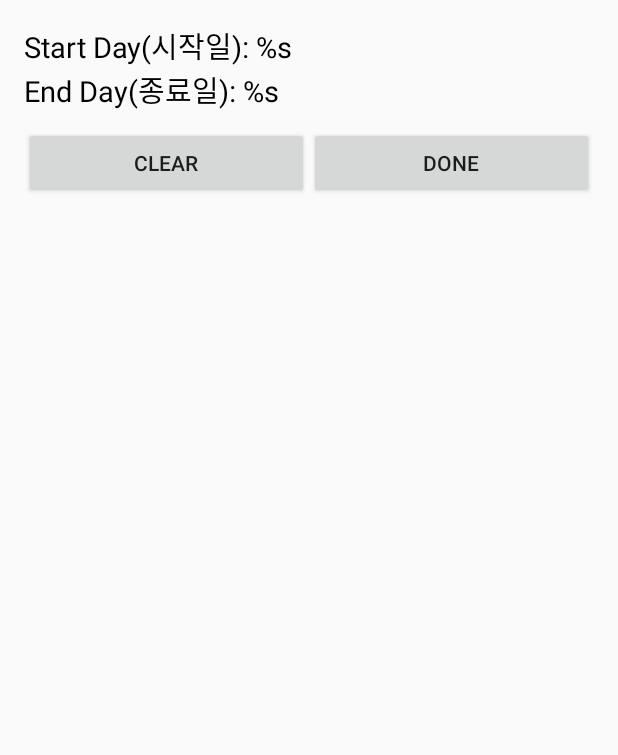
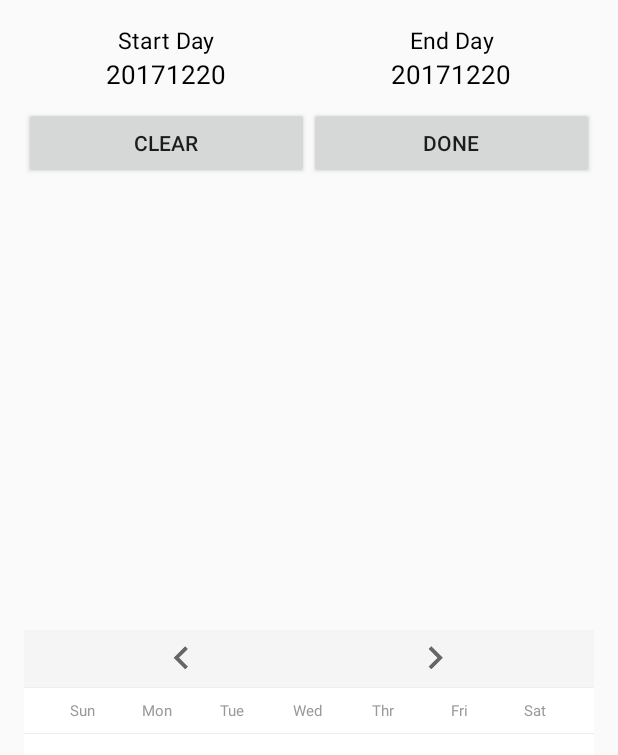
Before and after one commit to WindSekirun/SectionCalendarView, an Android app: the layout activity_sample.xml on its own in the app's theme, with its tools: preview values and no code run, on a phone screen of 412 x 824 dp. Shown: the top 755 px of the screen. Run offline under Robolectric (Android 15) with nearby library versions, the phone set to English and light mode, and no system bars.

Commit message:
implement ColorData

```diff
--- a/demo/build.gradle
+++ b/demo/build.gradle
@@ -30,4 +30,7 @@ dependencies {
     implementation "org.jetbrains.kotlin:kotlin-stdlib-jre7:$kotlin_version"
     implementation 'com.android.support:appcompat-v7:26.1.0'
     implementation project(':library')
+
+    implementation 'com.github.WindSekirun:RichUtilsKt:2.0.4'
+    implementation 'com.github.WindSekirun:PyxInjector:1.1.5'
 }
--- a/demo/src/main/res/layout/activity_sample.xml
+++ b/demo/src/main/res/layout/activity_sample.xml
@@ -6,42 +6,87 @@
     android:orientation="vertical"
     android:padding="16dp">
 
+    <LinearLayout
+        android:layout_width="match_parent"
+        android:layout_height="wrap_content"
+        android:orientation="horizontal">
+
+        <LinearLayout
+            android:layout_width="0dp"
+            android:layout_weight="1"
+            android:layout_height="wrap_content"
+            android:orientation="vertical">
+
+            <TextView
+                android:layout_width="match_parent"
+                android:layout_height="wrap_content"
+                android:textColor="#000"
+                android:gravity="center"
+                android:textSize="15sp"
+                android:text="Start Day" />
+
             <TextView
                 android:id="@+id/txtStartDay"
-        android:layout_width="wrap_content"
+                android:layout_width="match_parent"
                 android:layout_height="wrap_content"
                 android:textColor="#000"
-        android:textSize="19sp"
-        tools:text="Start Day(시작일): %s" />
+                android:gravity="center"
+                android:textSize="17sp"
+                tools:text="20171220" />
+        </LinearLayout>
+
+        <LinearLayout
+            android:layout_width="0dp"
+            android:layout_weight="1"
+            android:layout_height="wrap_content"
+            android:orientation="vertical">
+
+            <TextView
+                android:layout_width="match_parent"
+                android:layout_height="wrap_content"
+                android:textColor="#000"
+                android:gravity="center"
+                android:textSize="15sp"
+                android:text="End Day" />
 
             <TextView
                 android:id="@+id/txtEndDay"
-        android:layout_width="wrap_content"
+                android:layout_width="match_parent"
                 android:layout_height="wrap_content"
                 android:textColor="#000"
-        android:textSize="19sp"
-        tools:text="End Day(종료일): %s" />
+                android:gravity="center"
+                android:textSize="17sp"
+                tools:text="20171220" />
+        </LinearLayout>
+    </LinearLayout>
 
     <LinearLayout
         android:layout_width="match_parent"
+        android:layout_height="wrap_content"
         android:layout_marginTop="10dp"
-        android:layout_height="wrap_content"
         android:orientation="horizontal">
 
         <Button
+            android:id="@+id/btnClear"
             android:layout_width="0dp"
             android:layout_height="wrap_content"
             android:layout_weight="1"
-            android:text="Clear"
-            android:id="@+id/btnClear"/>
+            android:text="Clear" />
 
         <Button
+            android:id="@+id/btnDone"
             android:layout_width="0dp"
             android:layout_height="wrap_content"
             android:layout_weight="1"
-            android:text="Done"
-            android:id="@+id/btnDone"/>
+            android:text="Done" />
     </LinearLayout>
+
+    <pyxis.uzuki.live.sectioncalendarview.SectionCalendarView
+        android:layout_width="match_parent"
+        android:layout_height="0dp"
+        android:layout_marginTop="10dp"
+        android:id="@+id/calendarView"
+        android:layout_weight="1" />
 
 
 </LinearLayout>
--- a/library/build.gradle
+++ b/library/build.gradle
@@ -24,5 +24,4 @@ dependencies {
     // WindSekirun OSS
     implementation 'com.github.WindSekirun:RichUtilsKt:2.0.4'
     implementation 'com.github.WindSekirun:PyxInjector:1.1.5'
-    implementation 'com.github.WindSekirun:NyanCat:0.3.0'
 }
--- /dev/null
+++ b/library/src/main/java/pyxis/uzuki/live/sectioncalendarview/model/ColorData.kt
@@ -0,0 +1,176 @@
+package pyxis.uzuki.live.sectioncalendarview.model
+
+import android.graphics.Color
+
+/**
+ * SectionCalendarView
+ * Class: ColorData
+ * Created by Pyxis on 2017-12-20.
+ *
+ * Description:
+ */
+
+data class ColorData(val defaultBgColor: Int, val defaultTextColor: Int, val todayTextColor: Int,
+                     val prevDayTextColor: Int, val startDayBgColor: Int, val startDayTextColor: Int,
+                     val endDayBgColor: Int, val endDayTextColor: Int, val selectedDayBgColor: Int) {
+
+    class Builder {
+        private var defaultBgColor: Int = Color.parseColor("#FFFFFF")
+        private var defaultTextColor: Int = Color.parseColor("#999999")
+        private var todayTextColor: Int = Color.parseColor("#222222")
+        private var prevDayTextColor: Int = Color.parseColor("#EEEEEE")
+        private var startDayBgColor: Int = Color.parseColor("#628DE5")
+        private var startDayTextColor: Int = Color.parseColor("#FFFFFF")
+        private var endDayBgColor: Int = Color.parseColor("#EC3C3C")
+        private var endDayTextColor: Int = Color.parseColor("#FFFFFF")
+        private var selectedDayBgColor: Int = Color.parseColor("#EEEEEE")
+
+        /**
+         * Set default background color
+         * 기본 배경색 설정
+         *
+         * @param color default background color / 기본 배경색
+         */
+        fun setDefaultBgColor(color: String) = apply { this.defaultBgColor = Color.parseColor(color) }
+
+        /**
+         * Set default background color
+         * 기본 배경색 설정
+         *
+         * @param color default background color / 기본 배경색
+         */
+        fun setDefaultBgColor(color: Int) = apply { this.defaultBgColor = color }
+
+        /**
+         * Set default text color
+         * 기본 글자 색상 설정
+         *
+         * @param color default text color /  기본 글자 색상
+         */
+        fun setDefaultTextColor(color: String) = apply { this.defaultTextColor = Color.parseColor(color) }
+
+        /**
+         * Set default text color
+         * 기본 글자 색상 설정
+         *
+         * @param color default text color /  기본 글자 색상
+         */
+        fun setDefaultTextColor(color: Int) = apply { this.defaultTextColor = color }
+
+        /**
+         * Set today's date color
+         * 오늘 날짜 글자 색상 설정
+         *
+         * @param color today's date color / 오늘 날짜 글자 색상
+         */
+        fun setTodayTextColor(color: String) = apply { this.todayTextColor = Color.parseColor(color) }
+
+        /**
+         * Set today's date color
+         * 오늘 날짜 글자 색상 설정
+         *
+         * @param color today's date color / 오늘 날짜 글자 색상
+         */
+        fun setTodayTextColor(color: Int) = apply { this.todayTextColor = color }
+
+        /**
+         * Set past date color
+         * 지나간 날짜 글자 색상 설정
+         *
+         * @param color past date color / 지나간 날짜 글자 색상
+         */
+        fun setPrevDayTextColor(color: String) = apply { this.prevDayTextColor = Color.parseColor(color) }
+
+        /**
+         * Set past date color
+         * 지나간 날짜 글자 색상 설정
+         *
+         * @param color past date color / 지나간 날짜 글자 색상
+         */
+        fun setPrevDayTextColor(color: Int) = apply { this.prevDayTextColor = color }
+
+        /**
+         * Set selected StartDay background color
+         * 선택된 시작일 배경색 설정
+         *
+         * @param color StartDay background color / 시작일 배경색
+         */
+        fun setStartDayBgColor(color: String) = apply { this.startDayBgColor = Color.parseColor(color) }
+
+        /**
+         * Set selected StartDay background color
+         * 선택된 시작일 배경색 설정
+         *
+         * @param color StartDay background color / 시작일 배경색
+         */
+        fun setStartDayBgColor(color: Int) = apply { this.startDayBgColor = color }
+
+        /**
+         * Set selected StartDay text color
+         * 선택된 시작일 글자 색상 설정
+         *
+         * @param color StartDay text color / 시작일 글자 색상
+         */
+        fun setStartDayTextColor(color: String) = apply { this.startDayTextColor = Color.parseColor(color) }
+
+        /**
+         * Set selected StartDay text color
+         * 선택된 시작일 글자 색상 설정
+         *
+         * @param color StartDay text color / 시작일 글자 색상
+         */
+        fun setStartDayTextColor(color: Int) = apply { this.startDayTextColor = color }
+
+        /**
+         * Set selected EndDay background color
+         * 선택된 종료일 배경색 설정
+         *
+         * @param color EndDay background color / 종료일 배경색
+         */
+        fun setEndDayBgColor(color: String) = apply { this.endDayBgColor = Color.parseColor(color) }
+
+        /**
+         * Set selected EndDay background color
+         * 선택된 종료일 배경색 설정
+         *
+         * @param color EndDay background color / 종료일 배경색
+         */
+        fun setEndDayBgColor(color: Int) = apply { this.endDayBgColor = color }
+
+        /**
+         * Set selected EndDay text color
+         * 선택된 종료일 글자 색상 설정
+         *
+         * @param color EndDay text color / 종료일 글자 색상
+         */
+        fun setEndDayTextColor(color: String) = apply { this.endDayTextColor = Color.parseColor(color) }
+
+        /**
+         * Set selected EndDay text color
+         * 선택된 종료일 글자 색상 설정
+         *
+         * @param color EndDay text color / 종료일 글자 색상
+         */
+        fun setEndDayTextColor(color: Int) = apply { this.endDayTextColor = color }
+
+        /**
+         * Set selected day background color
+         * 선택된 날짜 배경색 설정
+         *
+         * @param color day text color / 날짜 배경색
+         */
+        fun setSelectedDayBgColor(color: String) = apply { this.selectedDayBgColor = Color.parseColor(color) }
+
+        /**
+         * Set selected day background color
+         * 선택된 날짜 배경색 설정
+         *
+         * @param color day text color / 날짜 배경색
+         */
+        fun setSelectedDayBgColor(color: Int) = apply { this.selectedDayBgColor = color }
+
+        fun build() = ColorData(defaultBgColor, defaultTextColor, todayTextColor,
+                prevDayTextColor, startDayBgColor, startDayTextColor, endDayBgColor, endDayTextColor,
+                selectedDayBgColor)
+    }
+}
--- a/library/src/main/java/pyxis/uzuki/live/sectioncalendarview/utils/CommonEx.kt
+++ b/library/src/main/java/pyxis/uzuki/live/sectioncalendarview/utils/CommonEx.kt
@@ -26,4 +26,4 @@ fun compareGreaterEqual(a: String, b: String) = if (notEmptyString(a, b)) a.toIn
 
 fun compareLessEqual(a: String, b: String) = if (notEmptyString(a, b)) a.toInt() <= b.toInt() else false
 
-fun notEmptyString(vararg args: String) = args.map { !it.isEmpty() }.all { it }
+fun notEmptyString(vararg args: String?) = args.map { it?.isEmpty() ?: false }.all { it }
```
Also changed, not shown: demo/src/main/java/pyxis/uzuki/live/sectioncalendarview/demo/JavaActivity.java (+44 -2 lines), demo/src/main/java/pyxis/uzuki/live/sectioncalendarview/demo/KotlinActivity.kt (+18 -0 lines), library/src/main/java/pyxis/uzuki/live/sectioncalendarview/SectionCalendarView.java (+51 -8 lines), library/src/main/java/pyxis/uzuki/live/sectioncalendarview/adapter/CalendarAdapter.java (+22 -52 lines). Lines whose indentation alone changed are shown as unchanged.
